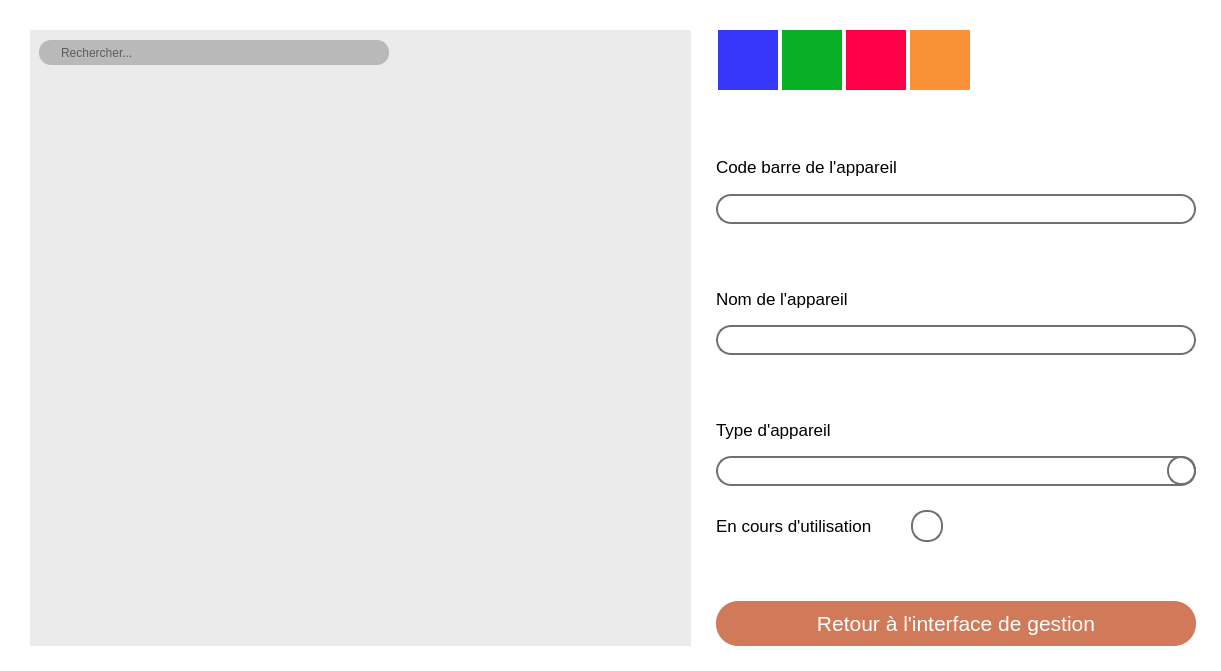
Qt form PM-GEST/ModificationAppareil.ui (AetherFall/Gestionnaire-Emprunt-Materiel) before a commit.
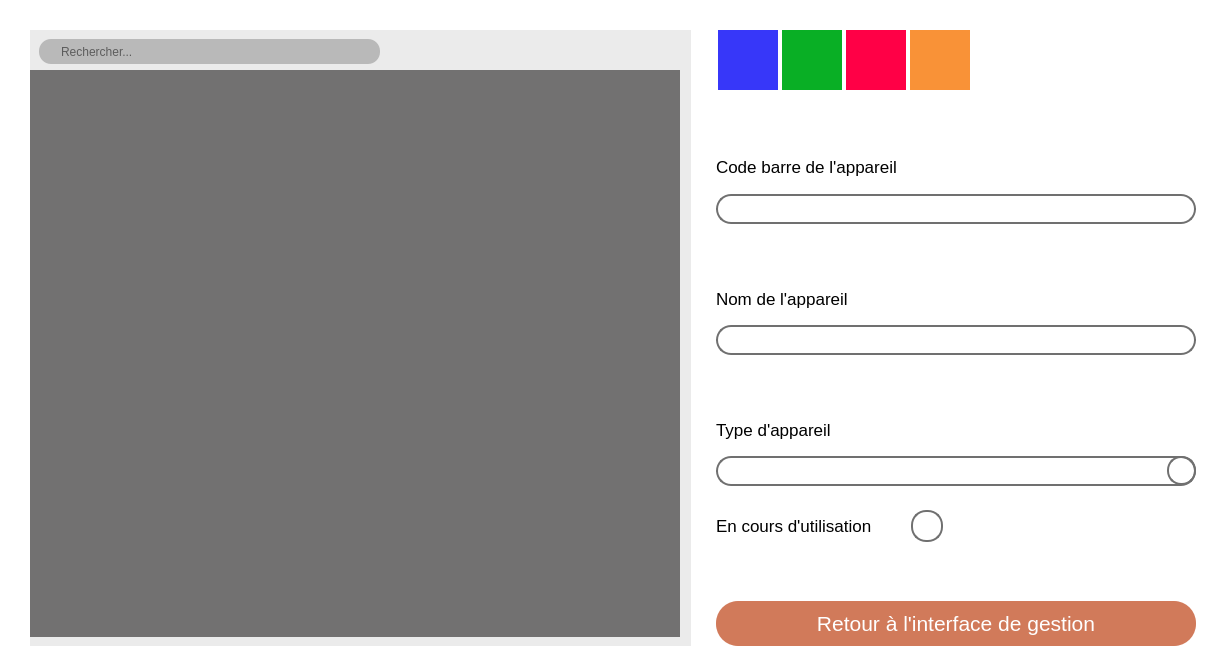
The same form after that commit. Icons and pictures are not drawn.

Commit message: Modification majeur & reparation '|'

```diff
--- a/PM-GEST/ModificationAppareil.ui
+++ b/PM-GEST/ModificationAppareil.ui
@@ -50,8 +50,17 @@
 </string>
         </property>
         <layout class="QVBoxLayout" name="verticalLayout_7">
+         <property name="spacing">
+          <number>6</number>
+         </property>
+         <property name="leftMargin">
+          <number>0</number>
+         </property>
          <property name="topMargin">
-          <number>10</number>
+          <number>9</number>
+         </property>
+         <property name="rightMargin">
+          <number>0</number>
          </property>
          <item>
           <widget class="QLineEdit" name="txfRecherche">
@@ -73,6 +82,7 @@
 	border-radius: 12px;
 	background-color: #B9B9B9;
 	padding-left:20px;
+	margin-left:9px;
 	color:black;
 }</string>
            </property>
@@ -85,10 +95,65 @@
           </widget>
          </item>
          <item>
-          <widget class="QTableView" name="tblEmploye">
+          <widget class="QTableWidget" name="tblEmploye">
+           <property name="minimumSize">
+            <size>
+             <width>650</width>
+             <height>0</height>
+            </size>
+           </property>
+           <property name="maximumSize">
+            <size>
+             <width>650</width>
+             <height>16777215</height>
+            </size>
+           </property>
            <property name="styleSheet">
-            <string notr="true">border-style:none;</string>
+            <string notr="true">QTableWidget {
+	alternate-background-color:blue;
+	background-color:#727171;
+	border-style:none;
+	color:black;
+}
+
+QHeaderView::section{
+background-color:#727171;
+border-style:none;
+font: 11pt &quot;Segoe UI&quot;;
+}
+
+QTableWidget::item{
+	background-color:#D8D7D7;
+}
+</string>
            </property>
+           <property name="horizontalScrollBarPolicy">
+            <enum>Qt::ScrollBarAlwaysOff</enum>
+           </property>
+           <property name="alternatingRowColors">
+            <bool>true</bool>
+           </property>
+           <property name="selectionMode">
+            <enum>QAbstractItemView::SingleSelection</enum>
+           </property>
+           <property name="selectionBehavior">
+            <enum>QAbstractItemView::SelectRows</enum>
+           </property>
+           <property name="showGrid">
+            <bool>false</bool>
+           </property>
+           <attribute name="horizontalHeaderVisible">
+            <bool>true</bool>
+           </attribute>
+           <attribute name="horizontalHeaderHighlightSections">
+            <bool>false</bool>
+           </attribute>
+           <attribute name="verticalHeaderVisible">
+            <bool>false</bool>
+           </attribute>
+           <attribute name="verticalHeaderHighlightSections">
+            <bool>false</bool>
+           </attribute>
           </widget>
          </item>
         </layout>
```
Left out of the diff: 3 changed lines with no effect on the pictures. The commit also changes 78 other files.
